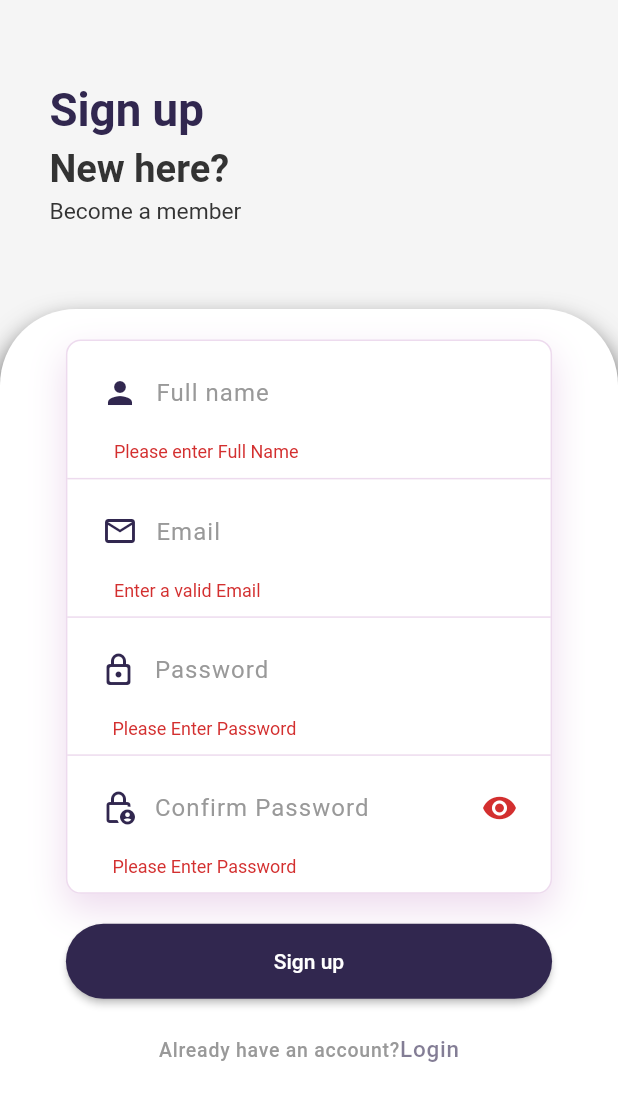
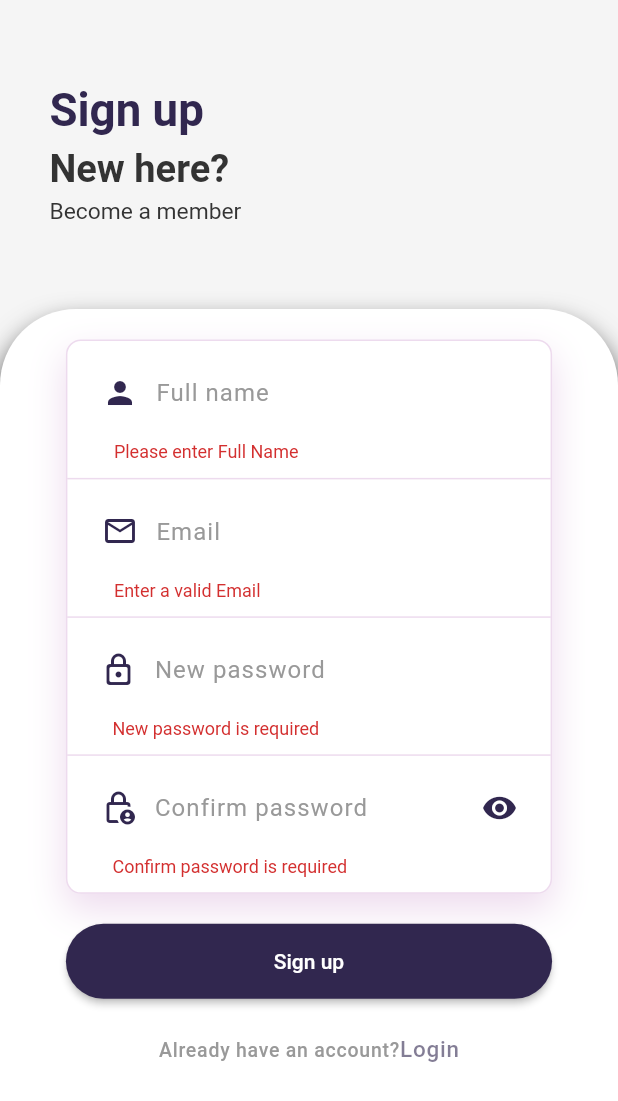
Before and after one commit to MustufaMemon10/PetroCard_app, a Flutter app: the SignUppage screen opened directly, after a tap on "Sign up", on a phone screen of 412 x 824 dp. Shown: the top 1101 px of the screen. Run offline on Flutter 3.47's test engine with Material 2 defaults, Android fonts, the light colour scheme and no system bars; our stand-ins replace animate_do, awesome_notifications, fl_chart, flutter_onboarding_slider, flutter_rating_bar, flutter_screenutil and 7 more; missing offline and left inert: card_loading; accounts and stored records are empty; network calls fail; Roboto replaces fonts that are missing (RobotoMono).

Commit message:
little changes after check app

```diff
--- a/lib/Card/Request_Card/CheckRequest.dart
+++ b/lib/Card/Request_Card/CheckRequest.dart
@@ -11,9 +11,8 @@ import '../../utilities/colors.dart';
 
 class RequestCardScreen extends StatefulWidget {
   final String userId;
-  final bool isLoading;
 
-  const RequestCardScreen({Key? key, required this.userId,required this.isLoading}) : super(key: key);
+  const RequestCardScreen({Key? key, required this.userId,}) : super(key: key);
 
   @override
   State<RequestCardScreen> createState() => _RequestCardScreenState();
@@ -43,7 +42,6 @@ class _RequestCardScreenState extends State<RequestCardScreen> {
       );
       if (response.statusCode == 200) {
         final responseData = jsonDecode(response.body);
-        print(responseData);
         setpreference.setString('reqStatus',
             responseData['status'].toString());
         setpreference.setString('gender',
--- a/lib/Components/UserIcon.dart
+++ b/lib/Components/UserIcon.dart
@@ -1,6 +1,5 @@
 import 'package:flutter/material.dart';
 import 'package:shared_preferences/shared_preferences.dart';
-
 import '../utilities/colors.dart';
 
 class UserIcon extends StatefulWidget {
--- a/lib/Widgets/Home Widget.dart
+++ b/lib/Widgets/Home Widget.dart
@@ -122,9 +122,9 @@ class HomeWidgetState extends State<HomeWidget> {
       case 0:
         return const LocationScreen();
       case 1:
-        return hasCard ? const HomeScreen() :  RequestCardScreen(isLoading:isLoading,userId: userId,);
+        return hasCard ? const HomeScreen() :  RequestCardScreen(userId: userId,);
       case 2:
-        return hasCard ? const CardScreen() :  RequestCardScreen(isLoading:isLoading,userId: userId,);
+        return hasCard ? const CardScreen() :  RequestCardScreen(userId: userId,);
       default:
         return Container();
     }
--- a/lib/screens/FpassScreens/PhoneCheck.dart
+++ b/lib/screens/FpassScreens/PhoneCheck.dart
@@ -28,7 +28,7 @@ class _NumberCheckState extends State<NumberCheck> {
     SharedPreferences setpreference = await SharedPreferences.getInstance();
     Navigator.of(context).push(MaterialPageRoute(
         builder: (context) =>
-            OtpPage(initialMobileNumber: mobileNumberController.text)));
+            OtpPage()));
     // final form = _formKey.currentState;
     // if (form!.validate()) {
     //   setState(() {
--- a/lib/screens/LoginScreen/LoginPage.dart
+++ b/lib/screens/LoginScreen/LoginPage.dart
@@ -51,7 +51,6 @@ class _LoginPageState extends State<LoginPage> {
         if (response.statusCode == 200) {
           final responseData = jsonDecode(response.body);
           final  data = jsonDecode(response.body)['user'];
-
           print('$responseData');
           setpreference.setString('id', data['id'].toString());
           setpreference.setString('name', data['name'].toString());
--- a/lib/screens/LoginScreen/Signup.dart
+++ b/lib/screens/LoginScreen/Signup.dart
@@ -2,6 +2,7 @@ import 'dart:convert';
 import 'package:flutter/material.dart';
 import 'package:animate_do/animate_do.dart';
 import 'package:flutter/cupertino.dart';
+import 'package:font_awesome_flutter/font_awesome_flutter.dart';
 import 'package:petrocardapppp/Widgets/CustomTextfieldWidget.dart';
 import 'package:loading_animation_widget/loading_animation_widget.dart';
 import 'package:http/http.dart' as http;
@@ -10,6 +11,7 @@ import 'package:petrocardapppp/utilities/colors.dart';
 import 'package:petrocardapppp/screens/LoginScreen/LoginPage.dart';
 import 'package:shared_preferences/shared_preferences.dart';
 
+import '../../utilities/styles.dart';
 import '../OTPverified/Check Number.dart';
 
 class SignUppage extends StatefulWidget {
@@ -221,27 +223,83 @@ class _SignUppageState extends State<SignUppage> {
                                             hintText: 'Email',
                                             icon: Icons.mail_outline,
                                           ),
-                                          CustomPassfields(
-                                            icon: Icons.lock_outline_rounded,
-                                            icon2: Icons.lock_person_outlined,
+                                      Container(
+                                        padding: EdgeInsets.all(10.0),
+                                        decoration: BoxDecoration(
+                                          border: Border(
+                                            bottom: BorderSide(color: AppColors.lightPurple),
+                                          ),
+                                        ),
+                                        child: TextFormField(
                                             controller: passwordController,
-                                            controller2:
-                                                confirmPasswordController,
-                                            validator: (val) {
-                                              if (RegExp(r"\s").hasMatch(val) ||
-                                                  RegExp(r'^(?=.*[a-zA-Z])(?=.*\d)')
-                                                      .hasMatch(val)) {
-                                                return "Use Proper Password ";
+                                            obscureText: !showPasswordFields,
+                                            textInputAction: TextInputAction.next,
+                                            validator: (value) {
+                                              if (value!.isEmpty) {
+                                                return 'New password is required';
                                               }
+                                              if (passwordController.text.length < 8) {
+                                                return 'Enter 8 Character Password';
+                                              }
+                                              return null;
                                             },
-                                            errorMsg: "Please Enter Password",
-                                            hintText: 'Password',
-                                            hintText2: 'Confirm Password',
-                                            obscureText: !showPasswordFields,
+                                            decoration: InputDecoration(
+                                              prefixIcon: Icon(
+                                                Icons.lock_outline_rounded,
+                                                color: AppColors.darkPurple,
+                                              ),
+                                              contentPadding: EdgeInsets.symmetric(vertical: 15.0, horizontal: 20.0),
+                                              border: InputBorder.none,
+                                              hintText: 'New password',
+                                              hintStyle: AppStyles.Textfield_hintstyle,
+                                            ),
                                           ),
-                                        ],
                                       ),
-                                    )),
+                                          Padding(
+                                            padding: const EdgeInsets.all(10.0),
+                                            child: TextFormField(
+                                              controller: confirmPasswordController,
+                                              obscureText: !showPasswordFields,
+                                              textInputAction: TextInputAction.go,
+                                              validator: (value) {
+                                                if (value!.isEmpty) {
+                                                  return 'Confirm password is required';
+                                                }
+                                                if (confirmPasswordController.text != passwordController.text) {
+                                                  return "Password doesn't match";
+                                                }
+                                                return null;
+                                              },
+                                              decoration: InputDecoration(
+                                                prefixIcon: Icon(
+                                                  Icons.lock_person_outlined,
+                                                  color: AppColors.darkPurple,
+                                                ),
+                                                contentPadding: EdgeInsets.symmetric(vertical: 15.0, horizontal: 20.0),
+                                                border: InputBorder.none,
+                                                hintText: 'Confirm password',
+                                                hintStyle: const TextStyle(
+                                                  color: AppColors.secondaryText,
+                                                  letterSpacing: 0.7,
+                                                ),
+                                                suffixIcon: IconButton(
+                                                  icon: Icon(
+                                                    !showPasswordFields ? Icons.visibility : Icons.visibility_off,
+                                                    color: AppColors.darkPurple,
+                                                  ),
+                                                  onPressed: () {
+                                                    setState(() {
+                                                      showPasswordFields = !showPasswordFields;
+                                                    });
+                                                  },
+                                                ),
+                                              ),
+                                            ),
+                                          ),
+                                    ]
+                                      ),
+                                    ),
+                                ),
                                 const SizedBox(
                                   height: 20,
                                 ),
--- a/lib/screens/MainScreens/User_screen.dart
+++ b/lib/screens/MainScreens/User_screen.dart
@@ -47,7 +47,6 @@ class _UserScreenState extends State<UserScreen> {
         logindata = jsonDecode(response.body);
         data = logindata['data'];
         print(logindata);
-
         if (!logindata['error']) {
           print('$id');
           SharedPreferences setpreference =
@@ -91,10 +90,9 @@ class _UserScreenState extends State<UserScreen> {
         userName = setpreference.getString('name') ?? '';
         email = setpreference.getString('email') ?? '';
         phone = setpreference.getString('phone') ?? '';
-      address = setpreference.getString('address') ?? '';
-      DOB = setpreference.getString('dob') ?? '';
         gender = setpreference.getString('gender') ?? '';
         print('$id');
+        print('$phone');
       });
       await fetchOtherDetails();
     }
--- a/lib/screens/OTPverified/otpVerify.dart
+++ b/lib/screens/OTPverified/otpVerify.dart
@@ -9,10 +9,10 @@ import 'package:petrocardapppp/utilities/colors.dart';
 import 'package:shared_preferences/shared_preferences.dart';
 
 class OtpPage extends StatefulWidget {
-  final String initialMobileNumber;
 
-  const OtpPage({Key? key, required this.initialMobileNumber})
-      : super(key: key);
+  const OtpPage({
+    Key? key,
+  }) : super(key: key);
 
   @override
   State<OtpPage> createState() => OtpPageState();
--- a/lib/screens/Profile_screen/Update_profile_screen.dart
+++ b/lib/screens/Profile_screen/Update_profile_screen.dart
@@ -1,4 +1,5 @@
 import 'dart:convert';
+import 'package:animate_do/animate_do.dart';
 import 'package:http/http.dart' as http;
 import 'package:flutter/material.dart';
 import 'package:flutter_screenutil/flutter_screenutil.dart';
@@ -152,6 +153,8 @@ class _UpdateProfileScreenState extends State<UpdateProfileScreen> {
           FocusScope.of(context).unfocus();
         },
         child: SingleChildScrollView(
+          child: FadeInUp(
+            duration: Duration(milliseconds: 570),
             child: Container(
               padding: EdgeInsets.symmetric(horizontal: 20.0, vertical: 20.0),
               child: Form(
@@ -213,7 +216,7 @@ class _UpdateProfileScreenState extends State<UpdateProfileScreen> {
                     },
                     isDark: isDark,
                     errorMsg: 'Phone Number is Required',
-                  Controller: emailController,
+                    Controller: _phoneNumberController,
                     prefixicon: FontAwesomeIcons.phone,
                     hintText: 'Phone Number',
                   ),
@@ -242,6 +245,7 @@ class _UpdateProfileScreenState extends State<UpdateProfileScreen> {
                     ),
                   ),
                 ]),
+              ),
             ),
           ),
         ),
```
Also changed, not shown: lib/Card/Request/Request_Card_Screen.dart (+4 -3 lines), lib/screens/OTPverified/Check Number.dart (+11 -2 lines). Lines whose indentation alone changed are shown as unchanged.
